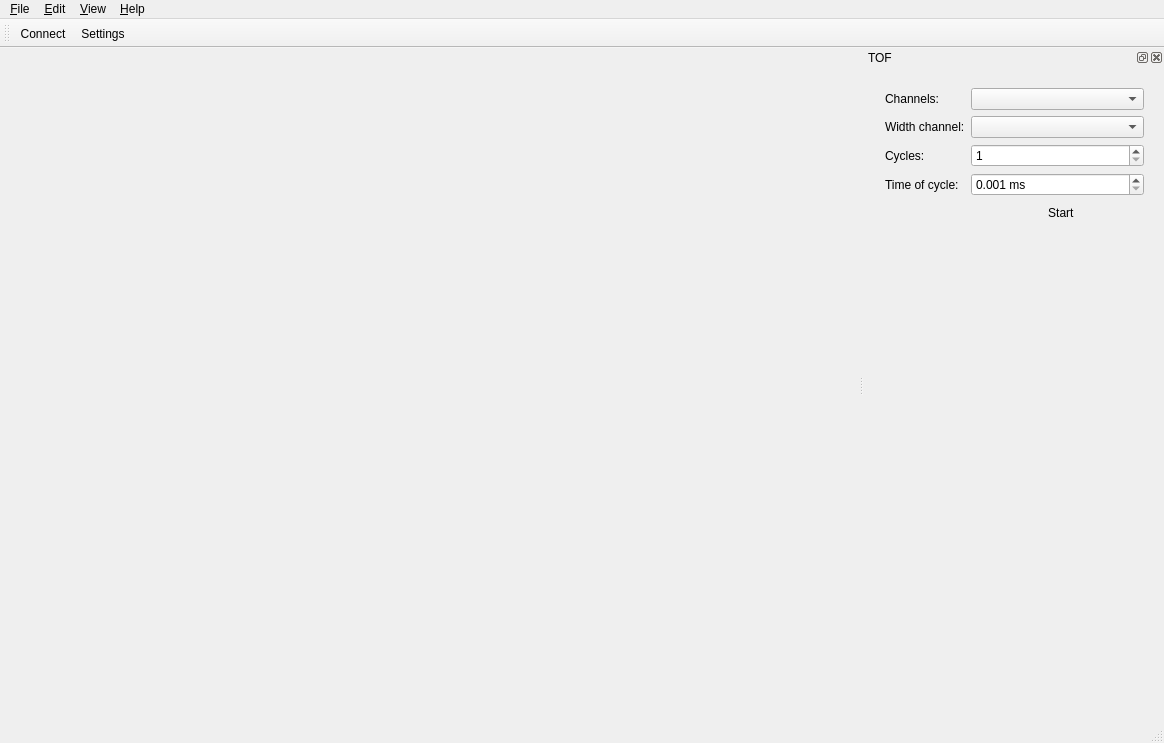
Qt form ui/spectrometer-client/mainwindow.ui (tre3k/spectrometer) before a commit.
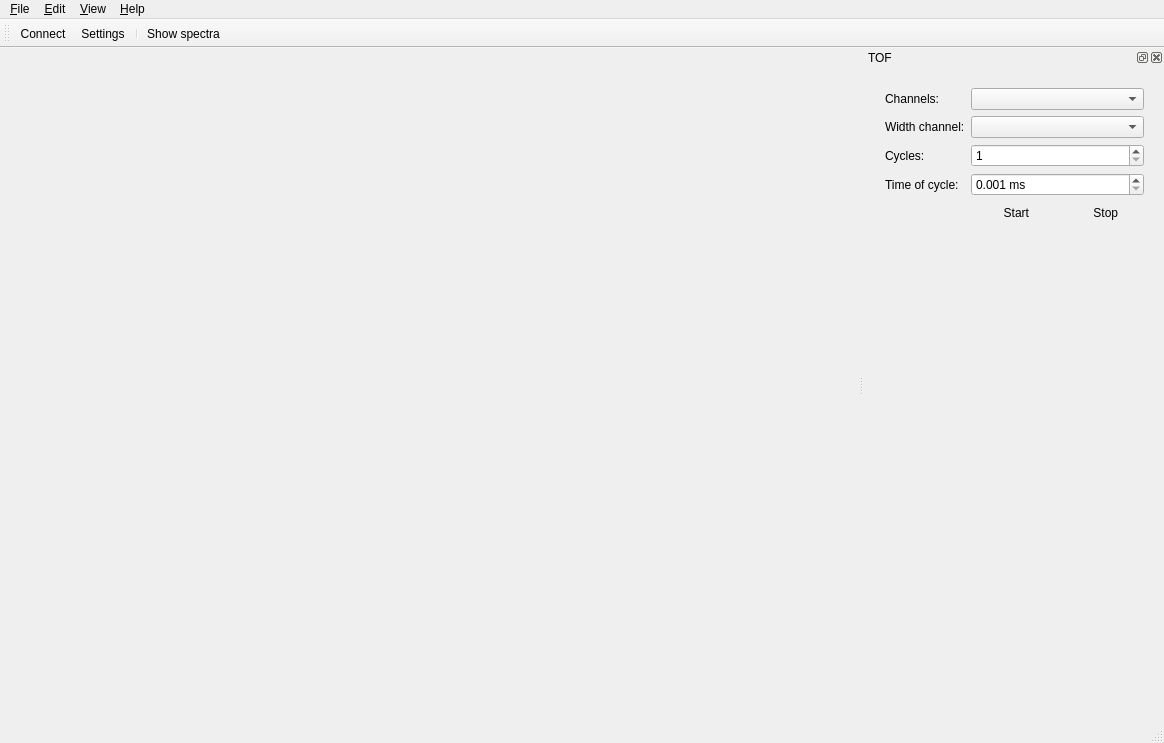
The same form after that commit. Icons and pictures are not drawn.

```diff
--- a/ui/spectrometer-client/mainwindow.ui
+++ b/ui/spectrometer-client/mainwindow.ui
@@ -75,6 +75,8 @@
    </attribute>
    <addaction name="actionConnect"/>
    <addaction name="actionSettings"/>
+   <addaction name="separator"/>
+   <addaction name="actionSpectra"/>
   </widget>
   <widget class="QStatusBar" name="statusBar"/>
   <widget class="QDockWidget" name="dockWidgetTOF">
@@ -150,23 +152,10 @@
         </property>
        </widget>
       </item>
-      <item row="4" column="1">
-       <widget class="QPushButton" name="pushButtonTOFStart">
+      <item row="3" column="0">
+       <widget class="QLabel" name="label_4">
         <property name="text">
-         <string>  Start</string>
-        </property>
-        <property name="icon">
-         <iconset resource="resources.qrc">
-          <normaloff>:/play.svg</normaloff>:/play.svg</iconset>
-        </property>
-        <property name="iconSize">
-         <size>
-          <width>20</width>
-          <height>20</height>
-         </size>
-        </property>
-        <property name="flat">
-         <bool>true</bool>
+         <string>Time of cycle:</string>
         </property>
        </widget>
       </item>
@@ -189,12 +178,49 @@
         </property>
        </widget>
       </item>
-      <item row="3" column="0">
-       <widget class="QLabel" name="label_4">
-        <property name="text">
-         <string>Time of cycle:</string>
-        </property>
-       </widget>
+      <item row="4" column="1">
+       <layout class="QHBoxLayout" name="horizontalLayout">
+        <item>
+         <widget class="QPushButton" name="pushButtonTOFStart">
+          <property name="text">
+           <string>  Start</string>
+          </property>
+          <property name="icon">
+           <iconset resource="resources.qrc">
+            <normaloff>:/play.svg</normaloff>:/play.svg</iconset>
+          </property>
+          <property name="iconSize">
+           <size>
+            <width>20</width>
+            <height>20</height>
+           </size>
+          </property>
+          <property name="flat">
+           <bool>true</bool>
+          </property>
+         </widget>
+        </item>
+        <item>
+         <widget class="QPushButton" name="pushButtonTOFStop">
+          <property name="text">
+           <string>  Stop</string>
+          </property>
+          <property name="icon">
+           <iconset resource="resources.qrc">
+            <normaloff>:/stop.svg</normaloff>:/stop.svg</iconset>
+          </property>
+          <property name="iconSize">
+           <size>
+            <width>19</width>
+            <height>19</height>
+           </size>
+          </property>
+          <property name="flat">
+           <bool>true</bool>
+          </property>
+         </widget>
+        </item>
+       </layout>
       </item>
      </layout>
     </widget>
```
Left out of the diff: 12 changed lines with no effect on the pictures.
